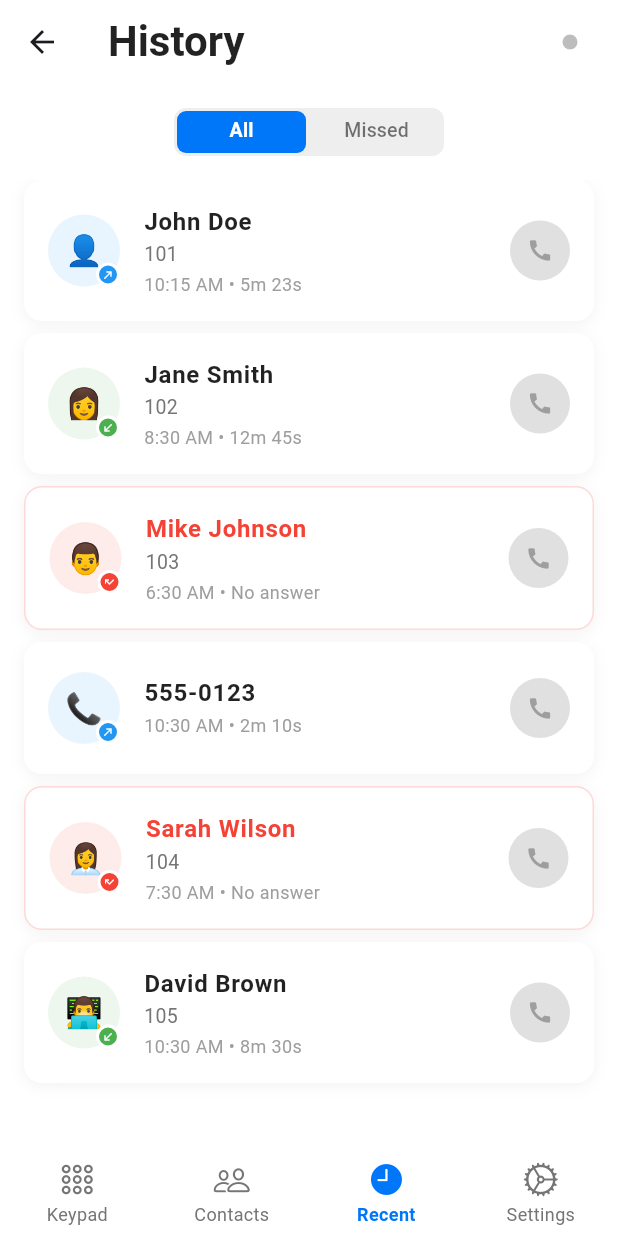
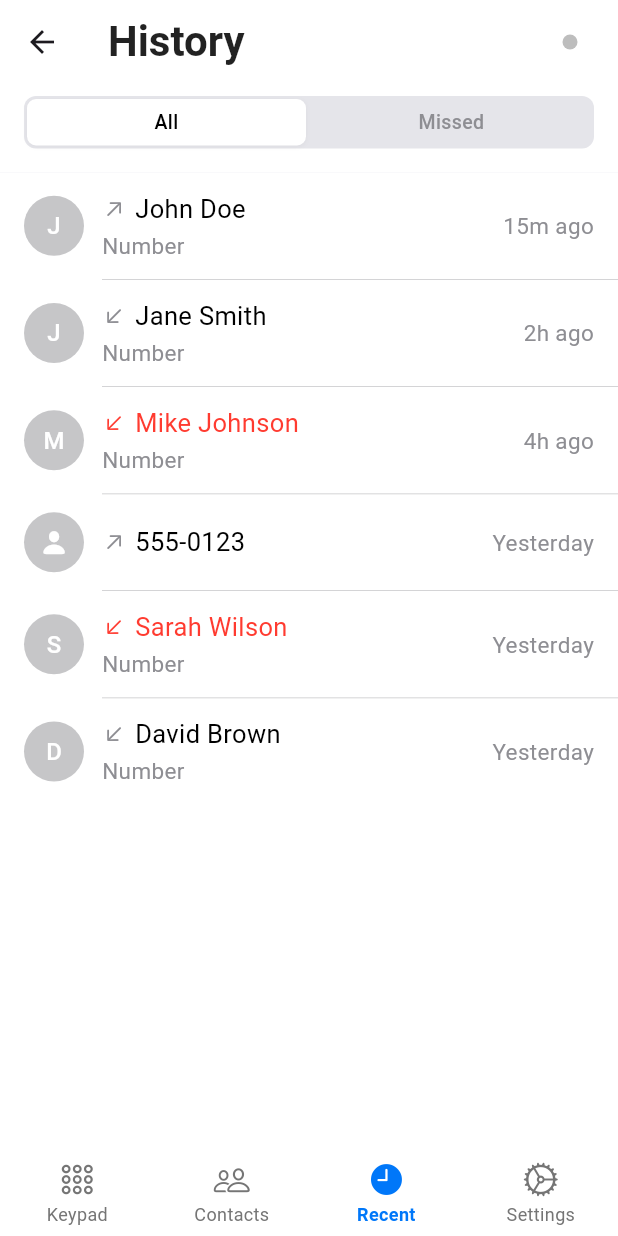
Before and after one commit to QutaibaQusai/Dash-Call, a Flutter app: the MainScreen screen opened by its route, item 3 of the bottom bar chosen, on a phone screen of 412 x 824 dp. Run offline on Flutter 3.47's test engine with Material 3 defaults, Android fonts, the phone set to English and light mode, and no system bars; our stand-ins replace google_fonts, permission_handler, shared_preferences; missing offline and left inert: flutter_callkit_incoming, qr_code_scanner, sip_ua; accounts and stored records are empty; Roboto replaces fonts that are missing (Tajawal).

Commit message:
change the ui -7

```diff
--- a/lib/screens/contacts_tab.dart
+++ b/lib/screens/contacts_tab.dart
@@ -41,7 +41,11 @@ class _ContactsTabState extends State<ContactsTab> {
     }).toList();
   }
 
-
+  // Generate first letter from name
+  String _getInitials(String name) {
+    if (name.isEmpty) return '';
+    return name[0].toUpperCase();
+  }
 
   @override
   Widget build(BuildContext context) {
@@ -158,18 +162,33 @@ class _ContactsTabState extends State<ContactsTab> {
       child: Column(
         children: [
           ListTile(
-            contentPadding: const EdgeInsets.symmetric(horizontal: 16, vertical: 0),
-            leading: null,
-            title: Padding(
-              padding: const EdgeInsets.only(left: 0),
-              child: Text(
-                contact.name,
-                style: const TextStyle(
-                  fontSize: 15,
-                  fontWeight: FontWeight.w400,
-                  color: Colors.black,
-                  fontFamily: '.SF UI Text',
+            contentPadding: const EdgeInsets.symmetric(horizontal: 16, vertical: 8),
+            leading: Container(
+              width: 40,
+              height: 40,
+              decoration: const BoxDecoration(
+                color: Color(0xFF8E8E93),
+                shape: BoxShape.circle,
+              ),
+              child: Center(
+                child: Text(
+                  _getInitials(contact.name),
+                  style: const TextStyle(
+                    color: Colors.white,
+                    fontSize: 16,
+                    fontWeight: FontWeight.w500,
+                    fontFamily: '.SF UI Text',
+                  ),
                 ),
+              ),
+            ),
+            title: Text(
+              contact.name,
+              style: const TextStyle(
+                fontSize: 17,
+                fontWeight: FontWeight.w400,
+                color: Colors.black,
+                fontFamily: '.SF UI Text',
               ),
             ),
             onTap: () => _showContactDetails(contact),
@@ -179,7 +198,7 @@ class _ContactsTabState extends State<ContactsTab> {
           if (!isLast)
             Container(
               height: 0.5,
-              margin: const EdgeInsets.only(left: 16),
+              margin: const EdgeInsets.only(left: 72),
               color: const Color(0xFFC6C6C8),
             ),
         ],
@@ -206,7 +225,7 @@ class _ContactsTabState extends State<ContactsTab> {
               height: 5,
               margin: const EdgeInsets.only(top: 5),
               decoration: BoxDecoration(
-                color: const Color.fromARGB(255, 254, 254, 255),
+                color: const Color(0xFFC6C6C8),
                 borderRadius: BorderRadius.circular(3),
               ),
             ),
@@ -274,13 +293,13 @@ class _ContactsTabState extends State<ContactsTab> {
                         Container(
                           width: 120,
                           height: 120,
-                          decoration: BoxDecoration(
-                            color: const Color(0xFFC6C6C8),
+                          decoration: const BoxDecoration(
+                            color: Color(0xFF8E8E93),
                             shape: BoxShape.circle,
                           ),
                           child: Center(
                             child: Text(
-                              contact.name.isNotEmpty ? contact.name[0].toUpperCase() : '',
+                              _getInitials(contact.name),
                               style: const TextStyle(
                                 color: Colors.white,
                                 fontSize: 54,
--- a/lib/screens/dialer_screen.dart
+++ b/lib/screens/dialer_screen.dart
@@ -27,7 +27,6 @@ class _DialerTabState extends State<DialerTab> {
           color: Colors.white,
           child: Column(
             children: [
-              // Phone Number Display Area
               Container(
                 height: 120,
                 width: double.infinity,
@@ -39,10 +38,10 @@ class _DialerTabState extends State<DialerTab> {
                         : _formatPhoneNumber(_phoneController.text),
                     style: const TextStyle(
                       fontSize: 38,
-                      fontWeight: FontWeight.w600, // Much bolder like iOS
+                      fontWeight: FontWeight.w600,
                       color: Colors.black,
                       letterSpacing: 1.0,
-                      fontFamily: '.SF UI Text', // iOS system font
+                      fontFamily: '.SF UI Text',
                     ),
                     textAlign: TextAlign.center,
                     maxLines: 1,
@@ -59,7 +58,7 @@ class _DialerTabState extends State<DialerTab> {
                     mainAxisAlignment: MainAxisAlignment.center,
                     children: [
                       // Row 1: 1, 2, 3
-                      _buildDialerRow(['1', '2', '3'], ['', 'ABC', 'DEF']),
+                      _buildDialerRow(['1', '2', '3'], ['.', 'ABC', 'DEF']),
                       const SizedBox(height: 20),
 
                       // Row 2: 4, 5, 6
@@ -71,7 +70,7 @@ class _DialerTabState extends State<DialerTab> {
                       const SizedBox(height: 20),
 
                       // Row 4: *, 0, #
-                      _buildDialerRow(['*', '0', '#'], ['', '+', '']),
+                      _buildDialerRow(['*', '0', '#'], ['', '+', '.']),
 
                       const SizedBox(height: 35),
 
@@ -126,7 +125,7 @@ class _DialerTabState extends State<DialerTab> {
       width: 84,
       height: 84,
       decoration: BoxDecoration(
-        color: const Color(0xFFE5E5E5), // Perfect iOS button gray
+        color: const Color(0xFFE5E5E5),
         shape: BoxShape.circle,
       ),
       child: Material(
@@ -174,11 +173,11 @@ class _DialerTabState extends State<DialerTab> {
                         letters,
                         style: const TextStyle(
                           fontSize: 10,
-                          fontWeight: FontWeight.w800, // Extra bold
+                          fontWeight: FontWeight.w800,
                           color: Colors.black,
                           letterSpacing: 2.0,
                           height: 1.0,
-                          fontFamily: '.SF UI Text', // iOS system font
+                          fontFamily: '.SF UI Text',
                         ),
                       ),
                     ),
--- a/lib/screens/history_tab.dart
+++ b/lib/screens/history_tab.dart
@@ -1,3 +1,4 @@
+import 'package:flutter/cupertino.dart';
 import 'package:flutter/material.dart';
 import 'package:provider/provider.dart';
 import '../services/sip_service.dart';
@@ -85,43 +86,31 @@ class _HistoryTabState extends State<HistoryTab> with TickerProviderStateMixin {
   List<CallRecord> get _allCalls => _callHistory;
   List<CallRecord> get _missedCalls => _callHistory.where((call) => call.type == CallType.missed).toList();
 
+  String _getInitials(String? name) {
+    if (name == null || name.isEmpty) return '';
+    return name[0].toUpperCase();
+  }
+
   @override
   Widget build(BuildContext context) {
-    return Column(
+    return Container(
+      color: const Color(0xFFF2F2F7),
+      child: Column(
         children: [
-        // Tab bar - iOS style with smaller width
           Container(
-          margin: const EdgeInsets.all(16),
+            color: Colors.white,
+            padding: const EdgeInsets.fromLTRB(16, 8, 16, 16),
             child: Center(
               child: Container(
-              width: 180, // Fixed small width like iOS
-              height: 32, // Compact height
                 decoration: BoxDecoration(
-                color: Colors.grey.shade200,
+                  color: const Color(0xFFE5E5EA),
                   borderRadius: BorderRadius.circular(8),
                 ),
-              child: TabBar(
-                controller: _tabController,
-                indicator: BoxDecoration(
-                  color: const Color(0xFF0077F9),
-                  borderRadius: BorderRadius.circular(6),
-                ),
-                indicatorSize: TabBarIndicatorSize.tab,
-                indicatorPadding: const EdgeInsets.all(2),
-                dividerColor: Colors.transparent,
-                labelColor: Colors.white,
-                unselectedLabelColor: Colors.black54,
-                labelStyle: const TextStyle(
-                  fontWeight: FontWeight.w600,
-                  fontSize: 13,
-                ),
-                unselectedLabelStyle: const TextStyle(
-                  fontWeight: FontWeight.w500,
-                  fontSize: 13,
-                ),
-                tabs: const [
-                  Tab(text: 'All'),
-                  Tab(text: 'Missed'),
+                child: Row(
+                  mainAxisSize: MainAxisSize.min,
+                  children: [
+                    _buildTabButton('All', 0),
+                    _buildTabButton('Missed', 1),
                   ],
                 ),
               ),
@@ -139,17 +128,57 @@ class _HistoryTabState extends State<HistoryTab> with TickerProviderStateMixin {
             ),
           ),
         ],
+      ),
     );
   }
 
+  Widget _buildTabButton(String text, int index) {
+ bool isSelected = _tabController.index == index;
+
+ return Expanded(
+   child: GestureDetector(
+     onTap: () {
+       setState(() {
+         _tabController.animateTo(index);
+       });
+     },
+     child: Container(
+       margin: const EdgeInsets.all(2),
+       padding: const EdgeInsets.symmetric(vertical: 6),
+       decoration: BoxDecoration(
+         color: isSelected ? Colors.white : Colors.transparent,
+         borderRadius: BorderRadius.circular(6),
+         boxShadow: isSelected ? [
+           BoxShadow(
+             color: Colors.black.withOpacity(0.04),
+             blurRadius: 2,
+             offset: const Offset(0, 1),
+           ),
+         ] : null,
+       ),
+       child: Text(
+         text,
+         textAlign: TextAlign.center,
+         style: TextStyle(
+           color: isSelected ? Colors.black : const Color(0xFF8E8E93),
+           fontSize: 13,
+           fontWeight: FontWeight.w500,
+         ),
+       ),
+     ),
+   ),
+ );
+}
   Widget _buildCallList(List<CallRecord> calls) {
     if (calls.isEmpty) {
-      return Center(
+      return Container(
+        color: const Color(0xFFF2F2F7),
+        child: Center(
           child: Column(
             mainAxisAlignment: MainAxisAlignment.center,
             children: [
               Icon(
-              Icons.call_outlined,
+                CupertinoIcons.phone,
                 size: 64,
                 color: Colors.grey.shade400,
               ),
@@ -172,159 +201,189 @@ class _HistoryTabState extends State<HistoryTab> with TickerProviderStateMixin {
               ),
             ],
           ),
+        ),
       );
     }
 
-    return ListView.builder(
-      padding: const EdgeInsets.symmetric(horizontal: 16),
+    return Container(
+      color:Colors.white,
+      child: ListView.builder(
+        padding: EdgeInsets.zero,
         itemCount: calls.length,
         itemBuilder: (context, index) {
           final call = calls[index];
-        return _buildCallTile(call);
+          return _buildCallTile(call, index == calls.length - 1);
         },
+      ),
     );
   }
 
-  Widget _buildCallTile(CallRecord call) {
-    return Container(
-      margin: const EdgeInsets.only(bottom: 8),
-      decoration: BoxDecoration(
+  Widget _buildCallTile(CallRecord call, bool isLast) {
+    return InkWell(
+      onTap: (){
+                                _showCallDetails(call);
+
+      },
+      child: Column(
+        children: [
+          Padding(
+            padding: const EdgeInsets.symmetric(horizontal: 16, vertical: 12),
+            child: Row(
+              children: [
+                // Avatar with initials
+                Container(
+                  width: 40,
+                  height: 40,
+                  decoration: const BoxDecoration(
+                    color: Color(0xFFC6C6C8),
+                    shape: BoxShape.circle,
+                  ),
+                  child: Center(
+                    child: call.name != null
+                        ? Text(
+                            _getInitials(call.name),
+                            style: const TextStyle(
                               color: Colors.white,
-        borderRadius: BorderRadius.circular(12),
-        border: call.type == CallType.missed
-            ? Border.all(color: Colors.red.withOpacity(0.2))
-            : null,
-        boxShadow: [
-          BoxShadow(
-            color: Colors.black.withOpacity(0.05),
-            blurRadius: 8,
-            offset: const Offset(0, 2),
+                              fontSize: 16,
+                              fontWeight: FontWeight.w500,
                             ),
-        ],
-      ),
-      child: ListTile(
-        contentPadding: const EdgeInsets.symmetric(horizontal: 16, vertical: 8),
-        leading: Stack(
-          children: [
-            CircleAvatar(
-              backgroundColor: _getCallTypeColor(call.type).withOpacity(0.1),
-              radius: 24,
-              child: Text(
-                call.avatar,
-                style: const TextStyle(fontSize: 20),
+                          )
+                        : const Icon(
+                            CupertinoIcons.person_fill,
+                            color: Colors.white,
+                            size: 20,
                           ),
                   ),
-            Positioned(
-              bottom: 0,
-              right: 0,
-              child: Container(
-                width: 16,
-                height: 16,
-                decoration: BoxDecoration(
-                  color: _getCallTypeColor(call.type),
-                  shape: BoxShape.circle,
-                  border: Border.all(color: Colors.white, width: 2),
                 ),
-                child: Icon(
-                  _getCallTypeIcon(call.type),
-                  color: Colors.white,
-                  size: 8,
+
+                const SizedBox(width: 12),
+
+                Expanded(
+                  child: Column(
+                    crossAxisAlignment: CrossAxisAlignment.start,
+                    children: [
+                      Row(
+                        children: [
+                          // Call direction icon
+                          Icon(
+                            _getCallDirectionIcon(call.type),
+                            color: call.type == CallType.missed ? const Color(0xFFFF3B30) : const Color(0xFF8E8E93),
+                            size: 16,
+                          ),
+                          const SizedBox(width: 6),
+                          Expanded(
+                            child: Text(
+                              call.name ?? call.number,
+                              style: TextStyle(
+                                fontSize: 17,
+                                fontWeight: FontWeight.w400,
+                                color: call.type == CallType.missed ? const Color(0xFFFF3B30) : Colors.black,
                               ),
                             ),
                           ),
                         ],
                       ),
-        title: Text(
-          call.name ?? call.number,
-          style: TextStyle(
-            fontWeight: FontWeight.w600,
-            fontSize: 16,
-            color: call.type == CallType.missed ? Colors.red : Colors.black87,
-          ),
-        ),
-        subtitle: Column(
-          crossAxisAlignment: CrossAxisAlignment.start,
-          children: [
                       if (call.name != null) ...[
+                        const SizedBox(height: 2),
                         Text(
-                call.number,
-                style: TextStyle(
-                  color: Colors.grey.shade600,
-                  fontSize: 13,
-                ),
-              ),
-              const SizedBox(height: 2),
-            ],
-            Text(
-              '${_formatTime(call.timestamp)} • ${_formatDuration(call.duration)}',
-              style: TextStyle(
-                color: Colors.grey.shade500,
-                fontSize: 12,
+                          'Number',
+                          style: const TextStyle(
+                            fontSize: 15,
+                            color: Color(0xFF8E8E93),
                           ),
                         ),
                       ],
-        ),
-        trailing: Consumer<SipService>(
-          builder: (context, sipService, child) {
-            return Container(
-              width: 40,
-              height: 40,
-              decoration: BoxDecoration(
-                gradient: sipService.status == SipConnectionStatus.connected
-                    ? const LinearGradient(
-                        begin: Alignment(-0.05, -1.0),
-                        end: Alignment(0.05, 1.0),
-                        colors: [Color(0xFF1501FF), Color(0xFF00A3FF)],
-                      )
-                    : null,
-                color: sipService.status != SipConnectionStatus.connected
-                    ? Colors.grey.shade300
-                    : null,
-                borderRadius: BorderRadius.circular(20),
-              ),
-              child: Material(
-                color: Colors.transparent,
-                borderRadius: BorderRadius.circular(20),
-                child: InkWell(
-                  borderRadius: BorderRadius.circular(20),
-                  onTap: sipService.status == SipConnectionStatus.connected
-                      ? () => sipService.makeCall(call.number)
-                      : null,
-                  child: Icon(
-                    Icons.call,
-                    color: sipService.status == SipConnectionStatus.connected
-                        ? Colors.white
-                        : Colors.grey.shade500,
-                    size: 18,
+                    ],
                   ),
                 ),
+
+                Column(
+                  crossAxisAlignment: CrossAxisAlignment.end,
+                  children: [
+                    Text(
+                      _formatRelativeTime(call.timestamp),
+                      style: const TextStyle(
+                        fontSize: 15,
+                        color: Color(0xFF8E8E93),
                       ),
-            );
-          },
                     ),
+
+                  ],
+                ),
+              ],
+            ),
+          ),
+
+          // iOS separator line
+          if (!isLast)
+            Container(
+              height: 0.5,
+              margin: const EdgeInsets.only(left: 68),
+              color: const Color(0xFFC6C6C8),
+            ),
+        ],
       ),
     );
   }
 
-  Color _getCallTypeColor(CallType type) {
+  IconData _getCallDirectionIcon(CallType type) {
     switch (type) {
       case CallType.incoming:
-        return Colors.green;
+        return CupertinoIcons.arrow_down_left;
       case CallType.outgoing:
-        return Colors.blue;
+        return CupertinoIcons.arrow_up_right;
       case CallType.missed:
-        return Colors.red;
+        return CupertinoIcons.arrow_down_left;
     }
   }
 
-  IconData _getCallTypeIcon(CallType type) {
-    switch (type) {
-      case CallType.incoming:
-        return Icons.call_received;
-      case CallType.outgoing:
-        return Icons.call_made;
-      case CallType.missed:
-        return Icons.call_missed;
+  void _showCallDetails(CallRecord call) {
+    showCupertinoModalPopup(
+      context: context,
+      builder: (BuildContext context) => CupertinoActionSheet(
+        title: Text(call.name ?? call.number),
+        message: Text('${_formatTime(call.timestamp)} • ${_formatDuration(call.duration)}'),
+        actions: [
+          CupertinoActionSheetAction(
+            onPressed: () {
+              Navigator.pop(context);
+              // Make call
+              final sipService = Provider.of<SipService>(context, listen: false);
+              if (sipService.status == SipConnectionStatus.connected) {
+                sipService.makeCall(call.number);
+              }
+            },
+            child: const Row(
+              mainAxisAlignment: MainAxisAlignment.center,
+              children: [
+                Icon(CupertinoIcons.phone, color: Color(0xFF007AFF)),
+                SizedBox(width: 8),
+                Text('Call',style: TextStyle(color:Color(0xFF007AFF) ),),
+              ],
+            ),
+          ),
+        ],
+        cancelButton: CupertinoActionSheetAction(
+          onPressed: () => Navigator.pop(context),
+          isDefaultAction: true,
+          child: const Text('Cancel',style: TextStyle(color:Color(0xFF007AFF) ),
+        ),
+      ),
+    ));
+  }
+
+  String _formatRelativeTime(DateTime dateTime) {
+    final now = DateTime.now();
+    final difference = now.difference(dateTime);
+
+    if (difference.inDays >= 1) {
+      return 'Yesterday';
+    } else if (difference.inHours >= 1) {
+      return '${difference.inHours}h ago';
+    } else if (difference.inMinutes >= 1) {
+      return '${difference.inMinutes}m ago';
+    } else {
+      return 'Just now';
     }
   }
 
--- a/lib/screens/main_screen.dart
+++ b/lib/screens/main_screen.dart
@@ -44,7 +44,7 @@ class _MainScreenState extends State<MainScreen> {
   }
 
   PreferredSizeWidget _buildAppBar(SipService sipService) {
-    final List<String> titles = ['Dialer', 'Contacts', 'History', 'Settings',];
+    final List<String> titles = ['Dash Call', 'Contacts', 'History', 'Settings',];
 
     return AppBar(
       backgroundColor:_currentIndex==3? const Color(0xFFF2F2F7):Colors.white,
--- a/lib/screens/settings_tab.dart
+++ b/lib/screens/settings_tab.dart
@@ -93,13 +93,7 @@ class _SettingsTabState extends State<SettingsTab> {
       decoration: BoxDecoration(
         color: Colors.white,
         borderRadius: BorderRadius.circular(12),
-        boxShadow: [
-          BoxShadow(
-            color: Colors.black.withOpacity(0.02),
-            blurRadius: 10,
-            offset: const Offset(0, 2),
-          ),
-        ],
+
       ),
       child: Column(
         children: [
```
Lines whose indentation alone changed are shown as unchanged.
